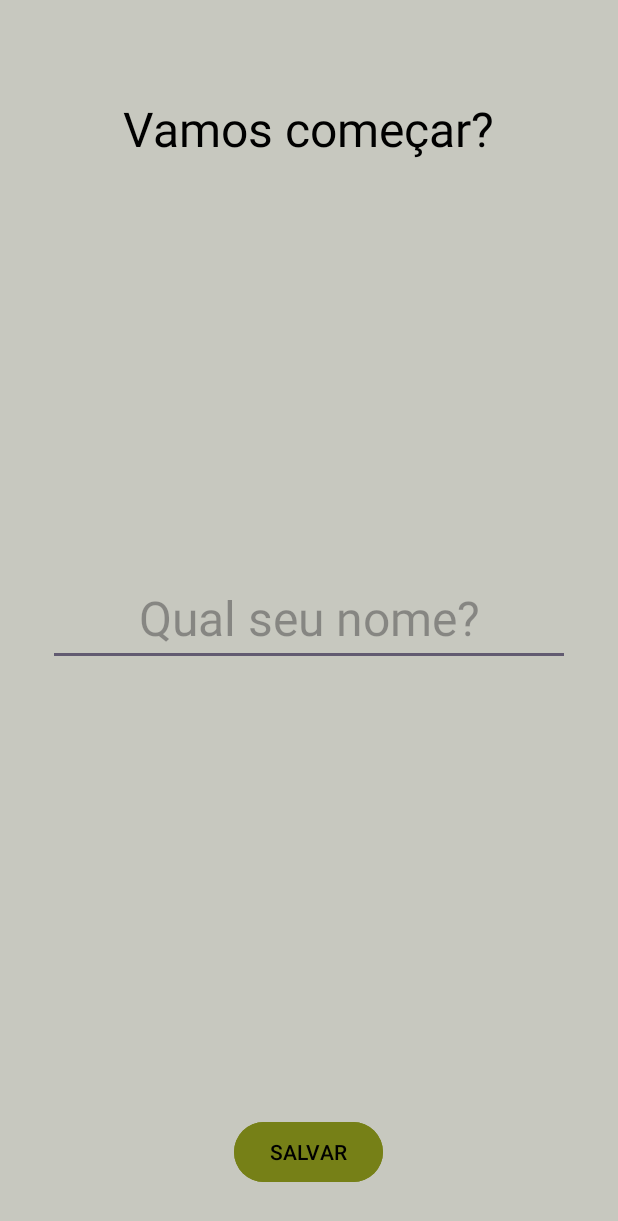
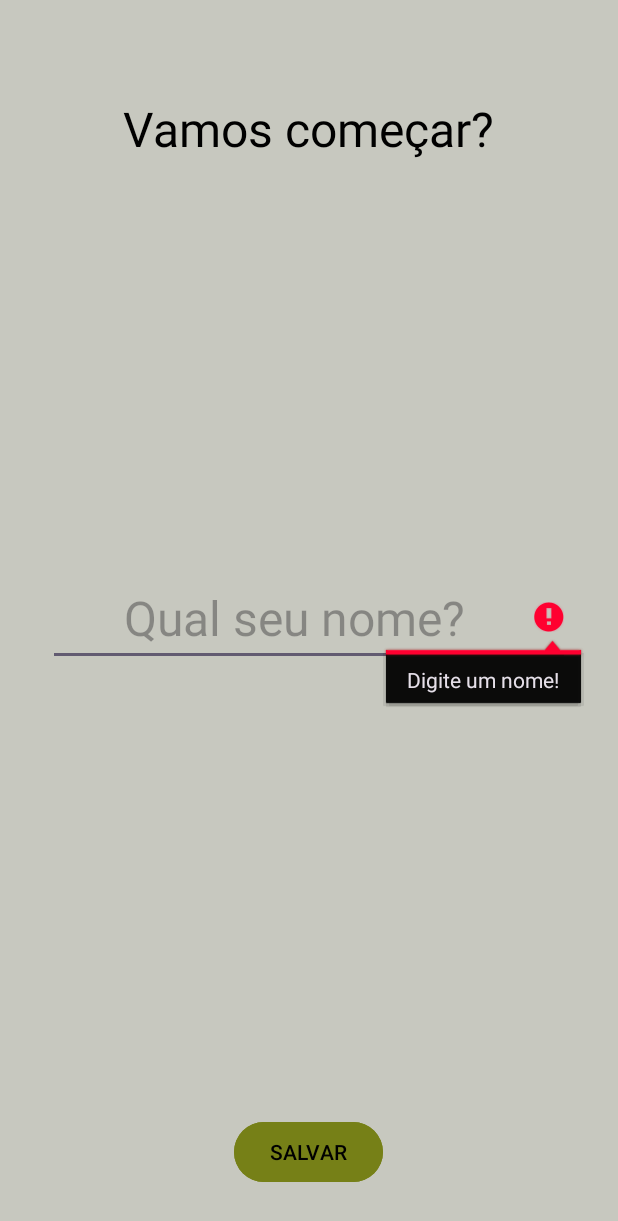
Before and after one commit to leandrodasilvamarques/Motivation, an Android app: the screen it shows after launch (UserActivity), after a tap on "SALVAR", on a phone screen of 412 x 824 dp. Shown: the top 1221 px of the screen. Run offline under Robolectric (Android 15) with nearby library versions, the phone set to English and light mode, and no system bars.

Commit message:
criada classe SecurityPreferences para salvar na memoria do dispositivo o nome atribuido pelo usuario.

```diff
--- a/app/src/main/AndroidManifest.xml
+++ b/app/src/main/AndroidManifest.xml
@@ -14,8 +14,7 @@
         tools:targetApi="31" >
         <activity
             android:name=".UserActivity"
-            android:exported="true"
-            android:theme="@style/Theme.Motivação" >
+            android:exported="true">
             <intent-filter>
                 <action android:name="android.intent.action.MAIN" />
 
@@ -24,8 +23,7 @@
         </activity>
         <activity
             android:name=".MainActivity"
-            android:exported="false" >
-        </activity>
+            android:exported="false"/>
 
         <meta-data
             android:name="preloaded_fonts"
--- a/app/src/main/java/com/leoendemy/motivao/UserActivity.kt
+++ b/app/src/main/java/com/leoendemy/motivao/UserActivity.kt
@@ -1,5 +1,6 @@
 package com.leoendemy.motivao
 
+import android.content.Intent
 import android.os.Bundle
 import android.view.View
 import androidx.appcompat.app.AppCompatActivity
@@ -15,10 +16,23 @@ class UserActivity : AppCompatActivity(), View.OnClickListener {
         setContentView(binding.root)
 
         binding.buttonSalvar.setOnClickListener(this)
+    }
+
+    override fun onClick(view: View) {
+        if (view.id == R.id.button_salvar){
+            abraTela()
+        }
+    }
+
+    private fun abraTela(){
+        val nome = binding.editNome.text.toString()
+
+        if (nome.isNotBlank()){
+            SecurityPreferences(this).setNome("NOME_DO_USUARIO", nome)
+            startActivity(Intent(this, MainActivity::class.java))
+            finish()
+        }
+        else binding.editNome.error = "Digite um nome!"
 
     }
-
-    override fun onClick(v: View?) {
-        TODO("Not yet implemented")
-    }
 }
--- a/app/src/main/res/layout/activity_main.xml
+++ b/app/src/main/res/layout/activity_main.xml
@@ -38,6 +38,7 @@
     </LinearLayout>
 
     <TextView
+        android:id="@+id/text_nome"
         android:layout_below="@+id/linear_opcoes"
         android:layout_width="wrap_content"
         android:layout_height="wrap_content"
--- a/app/src/main/res/layout/activity_user.xml
+++ b/app/src/main/res/layout/activity_user.xml
@@ -8,6 +8,7 @@
     android:background="@color/background_all">
 
     <TextView
+        android:id="@+id/text_nome"
         android:layout_width="wrap_content"
         android:layout_height="wrap_content"
         android:layout_centerHorizontal="true"
--- a/app/src/main/res/values/strings.xml
+++ b/app/src/main/res/values/strings.xml
@@ -3,8 +3,9 @@
     <string name="nova_frase">nova frase</string>
     <string name="ola_kotlin">Olá, Kotlin</string>
     <string name="ola_user">Olá, User!</string>
-
     <!--User-->
+    <string name="first_fragment_label">First Fragment</string>
+    <string name="second_fragment_label">Second Fragment</string>
     <string name="qual_seu_nome">Qual seu nome?</string>
     <string name="salvar">salvar</string>
     <string name="vamos_comecar">Vamos começar?</string>
```
Also changed, not shown: app/src/main/java/com/leoendemy/motivao/MainActivity.kt (+9 -1 lines), app/src/main/java/com/leoendemy/motivao/SecurityPreferences.kt (added, +16 -0 lines).
